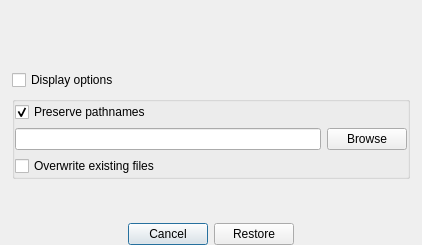
Above: restoredialog.ui from Tarsnap/tarsnap-gui before the change. Below: the same form after it.
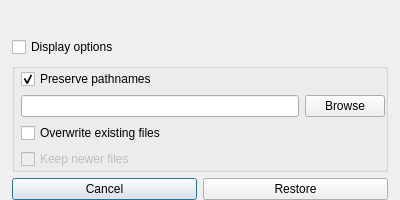
That is the form after the change. Icons and pictures are not drawn.

Commit message: Add keep-newer-files option to Restore and Dialog UI improvements.

```diff
--- a/restoredialog.ui
+++ b/restoredialog.ui
@@ -6,10 +6,22 @@
    <rect>
     <x>0</x>
     <y>0</y>
-    <width>422</width>
-    <height>245</height>
+    <width>400</width>
+    <height>200</height>
    </rect>
   </property>
+  <property name="sizePolicy">
+   <sizepolicy hsizetype="Expanding" vsizetype="Expanding">
+    <horstretch>0</horstretch>
+    <verstretch>0</verstretch>
+   </sizepolicy>
+  </property>
+  <property name="minimumSize">
+   <size>
+    <width>400</width>
+    <height>200</height>
+   </size>
+  </property>
   <property name="windowTitle">
    <string>Restore archive</string>
   </property>
@@ -22,7 +34,10 @@
   <property name="modal">
    <bool>true</bool>
   </property>
-  <layout class="QGridLayout" name="gridLayout">
+  <layout class="QVBoxLayout" name="verticalLayout">
+   <property name="spacing">
+    <number>6</number>
+   </property>
    <property name="leftMargin">
     <number>12</number>
    </property>
@@ -35,14 +50,49 @@
    <property name="bottomMargin">
     <number>0</number>
    </property>
-   <item row="3" column="0" colspan="2">
+   <item>
+    <widget class="QLabel" name="infoLabel">
+     <property name="sizePolicy">
+      <sizepolicy hsizetype="MinimumExpanding" vsizetype="MinimumExpanding">
+       <horstretch>0</horstretch>
+       <verstretch>0</verstretch>
+      </sizepolicy>
+     </property>
+     <property name="text">
+      <string/>
+     </property>
+     <property name="textFormat">
+      <enum>Qt::RichText</enum>
+     </property>
+     <property name="alignment">
+      <set>Qt::AlignJustify|Qt::AlignVCenter</set>
+     </property>
+     <property name="wordWrap">
+      <bool>true</bool>
+     </property>
+    </widget>
+   </item>
+   <item>
+    <widget class="QCheckBox" name="displayOptionsCheckBox">
+     <property name="text">
+      <string>Display options</string>
+     </property>
+    </widget>
+   </item>
+   <item>
     <widget class="QGroupBox" name="optionsGroupBox">
+     <property name="sizePolicy">
+      <sizepolicy hsizetype="MinimumExpanding" vsizetype="MinimumExpanding">
+       <horstretch>0</horstretch>
+       <verstretch>0</verstretch>
+      </sizepolicy>
+     </property>
      <property name="title">
       <string/>
      </property>
      <layout class="QGridLayout" name="gridLayout_2">
       <property name="leftMargin">
-       <number>0</number>
+       <number>6</number>
       </property>
       <property name="topMargin">
        <number>0</number>
@@ -55,6 +105,12 @@
       </property>
       <item row="1" column="0">
        <widget class="QLineEdit" name="chdirLineEdit">
+        <property name="sizePolicy">
+         <sizepolicy hsizetype="MinimumExpanding" vsizetype="Fixed">
+          <horstretch>0</horstretch>
+          <verstretch>0</verstretch>
+         </sizepolicy>
+        </property>
         <property name="toolTip">
          <string>Will restore contents of the archive to the specified directory.</string>
         </property>
@@ -80,78 +136,27 @@
         </property>
        </widget>
       </item>
-      <item row="2" column="0" colspan="2">
+      <item row="3" column="0" colspan="2">
        <widget class="QCheckBox" name="overwriteCheckBox">
         <property name="text">
          <string>Overwrite existing files</string>
         </property>
        </widget>
       </item>
+      <item row="4" column="0">
+       <widget class="QCheckBox" name="keepNewerCheckBox">
+        <property name="enabled">
+         <bool>false</bool>
+        </property>
+        <property name="text">
+         <string>Keep newer files</string>
+        </property>
+       </widget>
+      </item>
      </layout>
     </widget>
    </item>
-   <item row="4" column="0" colspan="2">
-    <spacer name="verticalSpacer">
-     <property name="orientation">
-      <enum>Qt::Vertical</enum>
-     </property>
-     <property name="sizeType">
-      <enum>QSizePolicy::MinimumExpanding</enum>
-     </property>
-     <property name="sizeHint" stdset="0">
-      <size>
-       <width>20</width>
-       <height>0</height>
-      </size>
-     </property>
-    </spacer>
-   </item>
-   <item row="2" column="0" colspan="2">
-    <widget class="QCheckBox" name="displayOptionsCheckBox">
-     <property name="text">
-      <string>Display options</string>
-     </property>
-    </widget>
-   </item>
-   <item row="1" column="0" colspan="2">
-    <widget class="QLabel" name="infoLabel">
-     <property name="sizePolicy">
-      <sizepolicy hsizetype="Preferred" vsizetype="Preferred">
-       <horstretch>0</horstretch>
-       <verstretch>0</verstretch>
-      </sizepolicy>
-     </property>
-     <property name="text">
-      <string/>
-     </property>
-     <property name="textFormat">
-      <enum>Qt::RichText</enum>
-     </property>
-     <property name="alignment">
-      <set>Qt::AlignLeading|Qt::AlignLeft|Qt::AlignVCenter</set>
-     </property>
-     <property name="wordWrap">
-      <bool>true</bool>
-     </property>
-    </widget>
-   </item>
-   <item row="0" column="0" colspan="2">
-    <spacer name="verticalSpacer_2">
-     <property name="orientation">
-      <enum>Qt::Vertical</enum>
-     </property>
-     <property name="sizeType">
-      <enum>QSizePolicy::MinimumExpanding</enum>
-     </property>
-     <property name="sizeHint" stdset="0">
-      <size>
-       <width>20</width>
-       <height>0</height>
-      </size>
-     </property>
-    </spacer>
-   </item>
-   <item row="5" column="0" colspan="2">
+   <item alignment="Qt::AlignBottom">
     <widget class="QWidget" name="widget" native="true">
      <layout class="QHBoxLayout" name="horizontalLayout">
       <property name="leftMargin">
@@ -166,19 +171,6 @@
       <property name="bottomMargin">
        <number>0</number>
       </property>
-      <item>
-       <spacer name="horizontalSpacer">
-        <property name="orientation">
-         <enum>Qt::Horizontal</enum>
-        </property>
-        <property name="sizeHint" stdset="0">
-         <size>
-          <width>0</width>
-          <height>20</height>
-         </size>
-        </property>
-       </spacer>
-      </item>
       <item>
        <widget class="QPushButton" name="cancelButton">
         <property name="text">
@@ -196,19 +188,6 @@
         </property>
        </widget>
       </item>
-      <item>
-       <spacer name="horizontalSpacer_2">
-        <property name="orientation">
-         <enum>Qt::Horizontal</enum>
-        </property>
-        <property name="sizeHint" stdset="0">
-         <size>
-          <width>0</width>
-          <height>20</height>
-         </size>
-        </property>
-       </spacer>
-      </item>
      </layout>
     </widget>
    </item>
```
Left out of the diff: 2 changed lines with no effect on the pictures. The commit also changes 4 other files.
